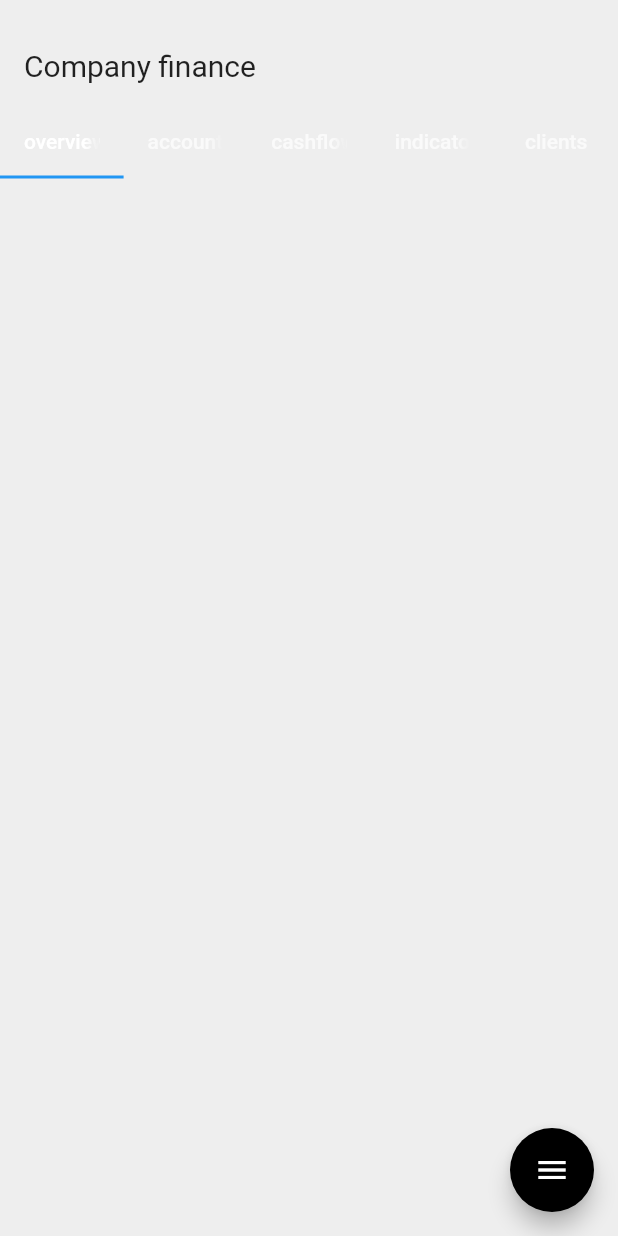
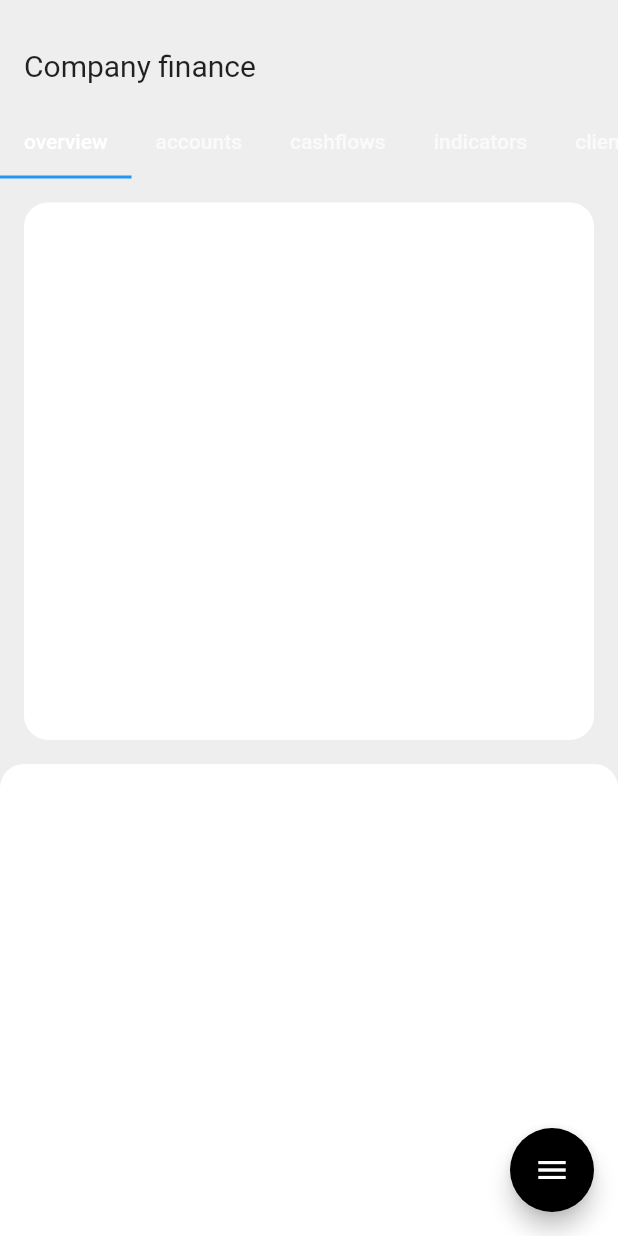
Before and after one commit to JAICHANGPARK/flutter_notebook_19th_story, a Flutter app: the screen it shows after launch, on a phone screen of 412 x 824 dp. Run offline on Flutter 3.47's test engine with Material 2 defaults, Android fonts, the phone set to English and light mode, and no system bars; our stand-ins replace cached_network_image, countup, fl_chart, flutter_riverpod, freezed_annotation, smooth_page_indicator and 1 more.

Commit message:
Update biz_main_page.dart

```diff
--- a/lib/ep1136_business_assistance_app/src/ui/biz_main_page.dart
+++ b/lib/ep1136_business_assistance_app/src/ui/biz_main_page.dart
@@ -47,6 +47,7 @@ class _BizMainPageState extends State<BizMainPage> with SingleTickerProviderStat
                 height: 48,
                 child: TabBar(
                   controller: tabController,
+                  isScrollable: true,
                   tabs: [
                     Tab(text: "overview",),
                     Tab(text: "accounts",),
@@ -60,7 +61,31 @@ class _BizMainPageState extends State<BizMainPage> with SingleTickerProviderStat
                 controller: tabController,
                 children: [
 
-                  Container(),
+                  SingleChildScrollView(
+                    child: Column(
+                      children: [
+                        Padding(
+                          padding: const EdgeInsets.all(16.0),
+                          child: Container(
+                            height: MediaQuery.of(context).size.height / 2.3,
+                            decoration: BoxDecoration(
+                              color: Colors.white,
+                              borderRadius: BorderRadius.circular(16)
+                            ),
+                          ),
+                        ),
+
+                        Container(
+                          height: MediaQuery.of(context).size.height / 2,
+                          decoration: BoxDecoration(
+                              color: Colors.white,
+                              borderRadius: BorderRadius.circular(16)
+                          ),
+                        )
+
+                      ],
+                    ),
+                  ),
                   Container(),
                   Container(),
                   Container(),
```
